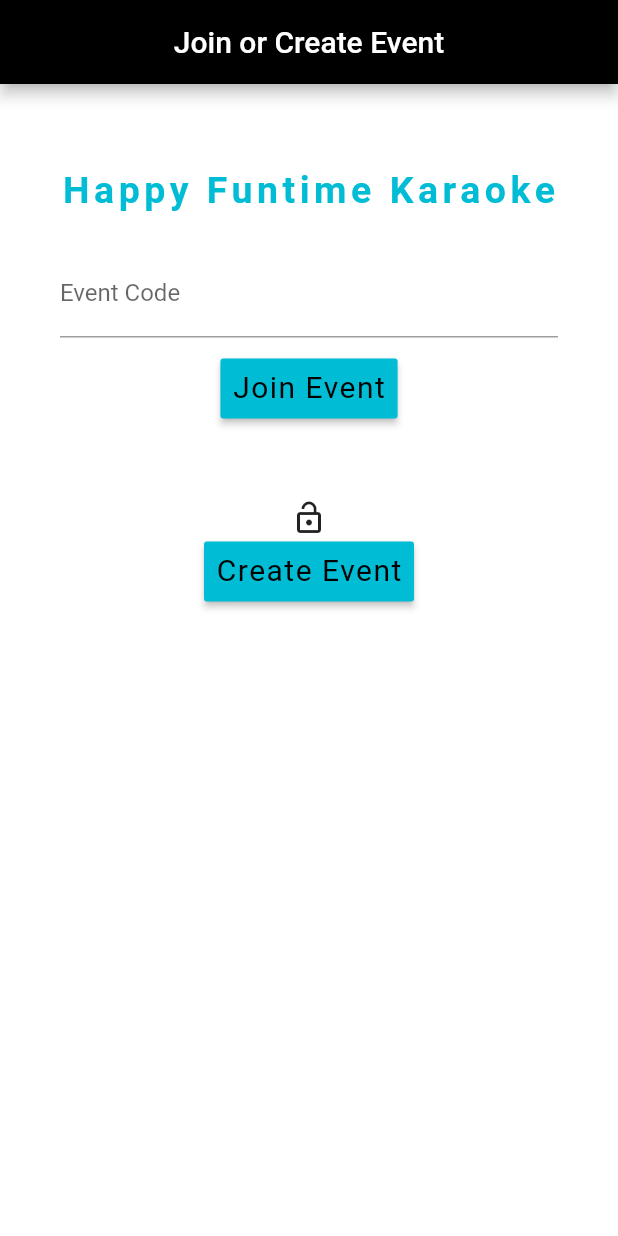
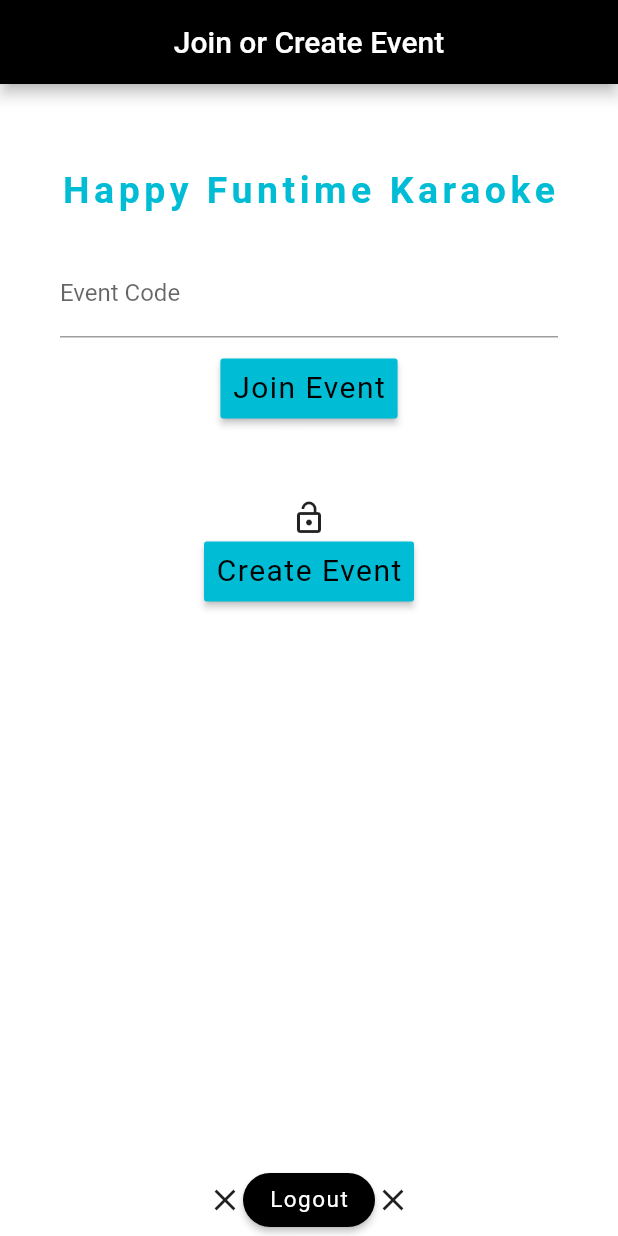
Before and after one commit to EvanRhoades/CSC490-Karaoke-App, a Flutter app: the JoinOrCreatePage screen opened directly, on a phone screen of 412 x 824 dp. Run offline on Flutter 3.47's test engine with Material 2 defaults, Android fonts, the phone set to English and light mode, and no system bars.

Commit message:
added logout button

```diff
--- a/karaoke490/lib/create_account_page.dart
+++ b/karaoke490/lib/create_account_page.dart
@@ -1,4 +1,6 @@
 import 'package:flutter/material.dart';
+import 'package:http/http.dart' as http;
+import 'dart:async';
 
 class CreatePage extends StatefulWidget {
   @override
@@ -149,7 +151,7 @@ class _CreatePageState extends State<CreatePage> {
                   ),
                   new RaisedButton(
                     child: new Text("Create Account"),
-                    color: Colors.white,
+                    color: Colors.cyan,
                     onPressed: _doThis,
                   )
                 ],
--- a/karaoke490/lib/join_or_create.dart
+++ b/karaoke490/lib/join_or_create.dart
@@ -2,6 +2,7 @@ import 'package:flutter/material.dart';
 import 'choose_song_page.dart';
 import 'globals.dart' as globals;
 import 'queue_dj_page.dart';
+import 'login_page.dart';
 
 class JoinOrCreatePage extends StatefulWidget {
   @override
@@ -13,9 +14,7 @@ class _JoinOrCreatePageState extends State<JoinOrCreatePage> {
   final formKey3 = new GlobalKey<FormState>();
   String _eventCodeUser;
 
-
   _JoinOrCreatePageState() {
-
     // SEAN: INSERT CODE HERE
     // check if this user is a DJ or not
     // we should get this value when the user logs in
@@ -68,6 +67,124 @@ class _JoinOrCreatePageState extends State<JoinOrCreatePage> {
     }
   }
 
+  Color backColor = Colors.white;
+  bool yesNoVisible = false;
+  IconData beginIcon = Icons.close;
+  bool userLeaving = false;
+  String leaveButtonText = "Logout";
+  Color beginColor = Colors.black;
+  // if participant is trying to finish event, display "Yes" and "no" buttons
+  void yesOrNo(bool yesNo) {
+    // if yes, exit event
+    if (yesNo) {
+      Navigator.push(context,
+          new MaterialPageRoute(builder: (context) => new LoginPage()));
+    }
+    // if no, go back to previous state
+    else {
+      userLeaving = false;
+      backColor = Colors.white;
+      leaveButtonText = "Logout";
+      beginIcon = Icons.close;
+      yesNoVisible = false;
+      setState(() {});
+    }
+  }
+
+  void dblCheckLeave() {
+    // If participant wants to leave...
+    if (!userLeaving) {
+      userLeaving = true;
+      backColor = Colors.white;
+      leaveButtonText = "Are you sure?";
+      beginIcon = Icons.warning;
+      yesNoVisible = true;
+      setState(() {});
+    }
+  }
+
+  Row exitButton() {
+    return new Row(mainAxisAlignment: MainAxisAlignment.center, children: <
+        Widget>[
+      yesNoVisible
+          ? new RaisedButton(
+        shape: new RoundedRectangleBorder(
+            borderRadius: new BorderRadius.circular(30.0)),
+        child: new RichText(
+          text: new TextSpan(
+            text: "Yes",
+            style: TextStyle(
+              fontSize: 15.0,
+              color: Colors.white,
+              letterSpacing: 1.0,
+              height: 1.5,
+            ),
+          ),
+        ),
+        color: Colors.blueGrey,
+        splashColor: Colors.cyan,
+        padding:
+        EdgeInsets.only(left: 4.0, right: 4.0, bottom: 6.0, top: 2.0),
+        onPressed: () => yesOrNo(true),
+      )
+          : new Text(""),
+      new Icon(beginIcon),
+      // begins the event
+      new RaisedButton(
+        shape: new RoundedRectangleBorder(
+            borderRadius: new BorderRadius.circular(30.0)),
+        child: new RichText(
+          text: new TextSpan(
+            text: leaveButtonText,
+            style: TextStyle(
+              fontSize: 15.0,
+              color: Colors.white,
+              letterSpacing: 1.0,
+              height: 1.5,
+            ),
+          ),
+        ),
+        color: beginColor,
+        padding: EdgeInsets.only(left: 4.0, right: 4.0, bottom: 6.0, top: 2.0),
+        onPressed: dblCheckLeave,
+      ),
+      new Icon(beginIcon),
+      yesNoVisible
+          ? new RaisedButton(
+        shape: new RoundedRectangleBorder(
+            borderRadius: new BorderRadius.circular(30.0)),
+        child: new RichText(
+          text: new TextSpan(
+            text: "No",
+            style: TextStyle(
+              fontSize: 15.0,
+              color: Colors.white,
+              letterSpacing: 1.0,
+              height: 1.5,
+            ),
+          ),
+        ),
+        splashColor: Colors.cyan,
+        color: Colors.blueGrey,
+        padding:
+        EdgeInsets.only(left: 4.0, right: 4.0, bottom: 6.0, top: 2.0),
+        onPressed: () => yesOrNo(false),
+      )
+          : new Text(""),
+    ]);
+  }
+
+  void _logout() {
+    /*
+      SEAN:
+      I'm assuming the server will keep track of who is logged in or not.  If so,
+      this would be the time to let the server know that the user is logging out.
+     */
+
+    Navigator.push(context,
+        new MaterialPageRoute(builder: (context) => new LoginPage()));
+  }
+
   IconData whichIcon() {
     IconData lockOrUnlock;
 
@@ -89,6 +206,7 @@ class _JoinOrCreatePageState extends State<JoinOrCreatePage> {
         automaticallyImplyLeading: false,
       ),
       backgroundColor: Colors.white,
+      bottomNavigationBar: exitButton(),
       body: new ListView(children: <Widget>[
         new Container(
           alignment: Alignment.center,
@@ -167,6 +285,7 @@ class _JoinOrCreatePageState extends State<JoinOrCreatePage> {
             onPressed: _createEvent,
           ),
         ),
-        ]));
+      ]),
+    );
   }
 }
--- a/karaoke490/pubspec.yaml
+++ b/karaoke490/pubspec.yaml
@@ -14,7 +14,7 @@ environment:
 
 dependencies:
   #http dependency for communication with database
-  http: ^0.12.0
+  http: ^0.11.3
   flutter:
     sdk: flutter
 
```
Also changed, not shown: karaoke490/lib/login_page.dart (+7 -5 lines), karaoke490/pubspec.lock. Lines whose indentation alone changed are shown as unchanged.
